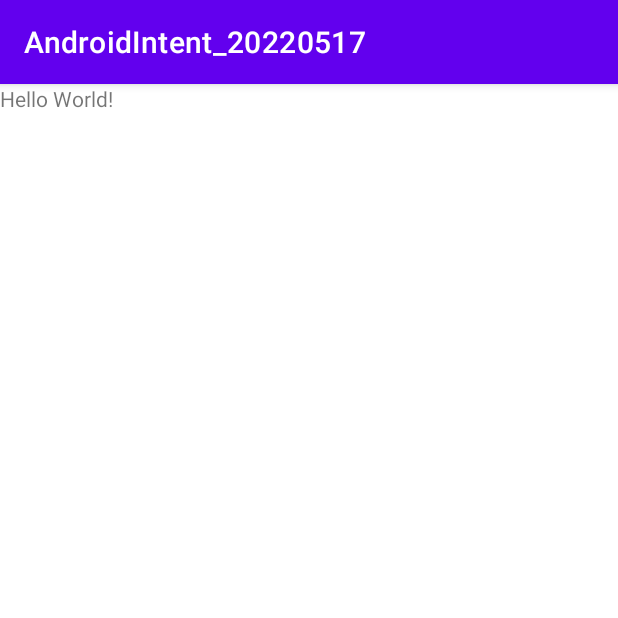
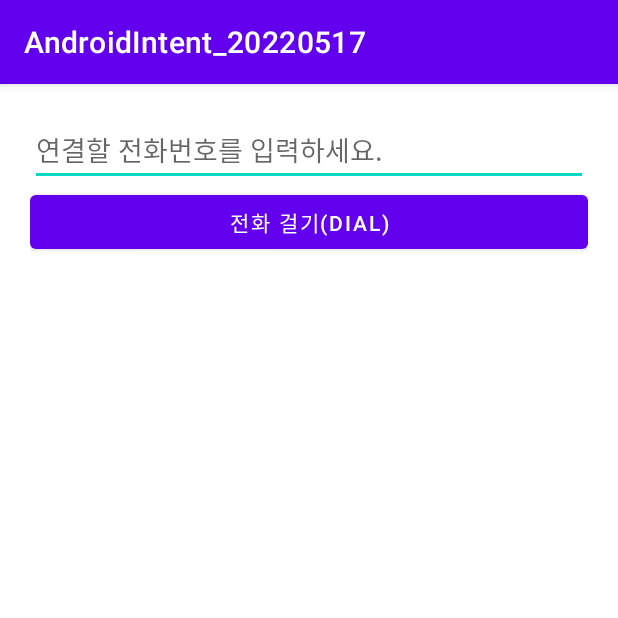
Before and after one commit to sooyeonchae/AndroidIntent_20220517, an Android app: the screen it shows after launch (MainActivity), on a phone screen of 412 x 824 dp, the top half of it. Run offline under Robolectric (Android 15) with nearby library versions, the phone set to English and light mode, and no system bars.

Commit message:
전화걸기 (DIAL) UI 작성.

```diff
--- a/app/src/main/res/layout/activity_main.xml
+++ b/app/src/main/res/layout/activity_main.xml
@@ -5,15 +5,18 @@
     android:layout_width="match_parent"
     android:layout_height="match_parent"
     android:orientation="vertical"
+    android:padding="20dp"
     tools:context=".MainActivity">
 
-    <TextView
-        android:layout_width="wrap_content"
+    <EditText
+        android:id="@+id/edtPhoneNum"
+        android:layout_width="match_parent"
         android:layout_height="wrap_content"
-        android:text="Hello World!"
-        app:layout_constraintBottom_toBottomOf="parent"
-        app:layout_constraintEnd_toEndOf="parent"
-        app:layout_constraintStart_toStartOf="parent"
-        app:layout_constraintTop_toTopOf="parent" />
-
+        android:hint="연결할 전화번호를 입력하세요."
+        android:inputType="phone"/>
+    <Button
+        android:id="@+id/btnDial"
+        android:layout_width="match_parent"
+        android:layout_height="wrap_content"
+        android:text="전화 걸기(DIAL)"/>
 </LinearLayout>
```
